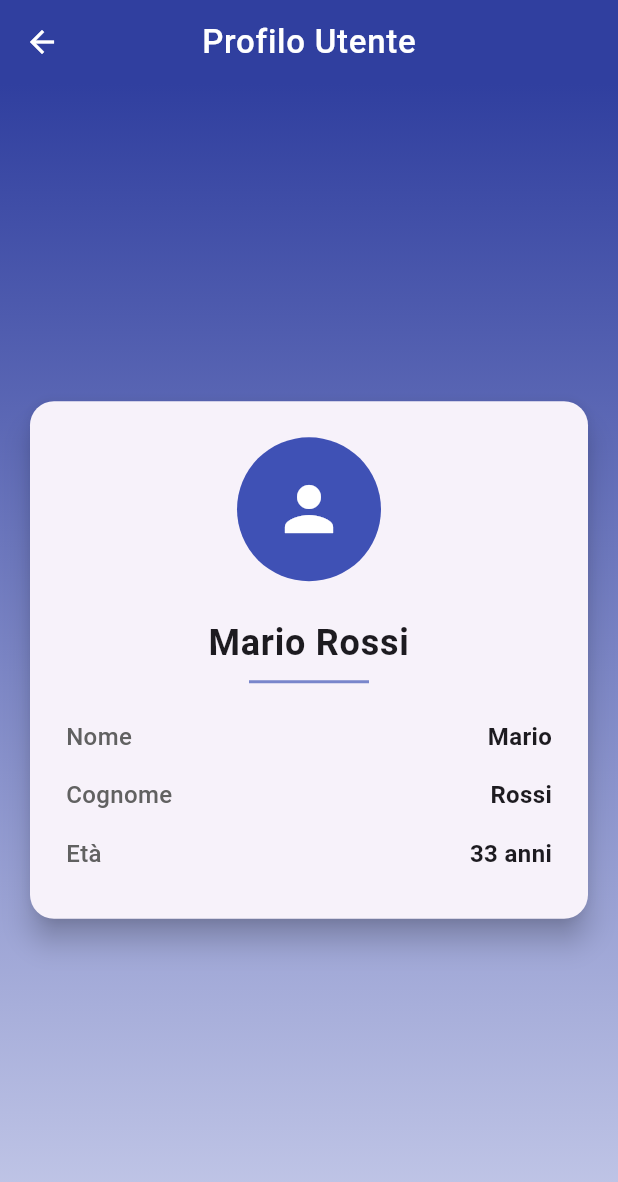
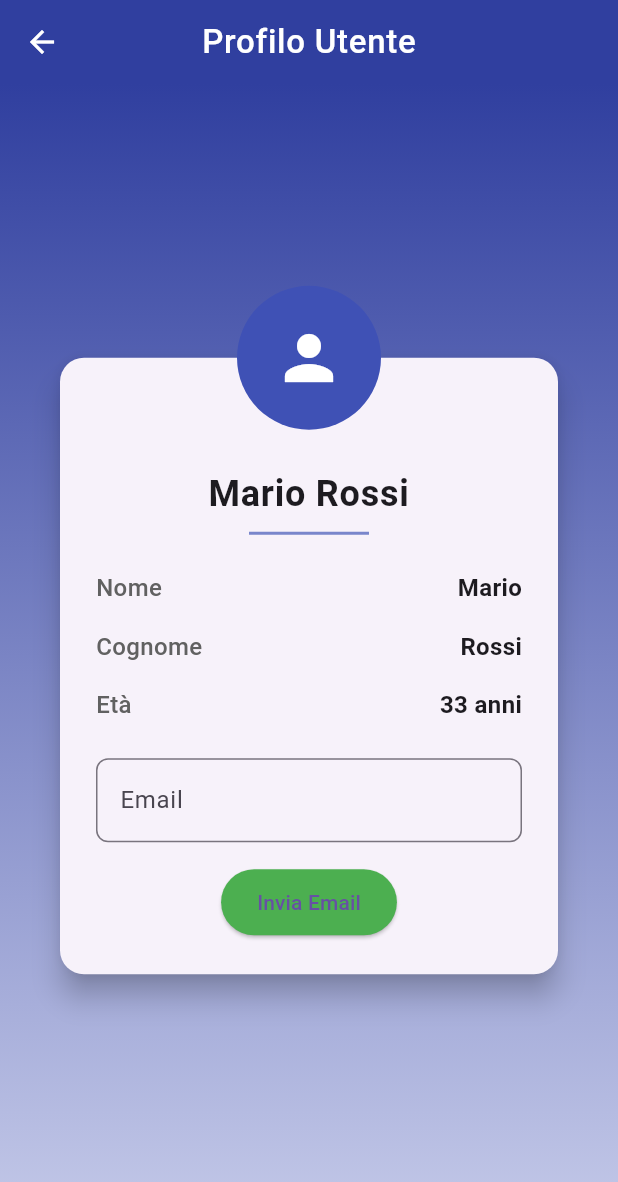
Before and after one commit to java-injection/flutter_lessons, a Flutter app: the screen it shows after launch, after a tap on "Login", on a phone screen of 412 x 824 dp. Shown: the top 1182 px of the screen. Run offline on Flutter 3.47's test engine with Material 3 defaults, Android fonts, the phone set to English and light mode, and no system bars; missing offline and left inert: mailer.

Commit message:
test email service

```diff
--- a/lib/main.dart
+++ b/lib/main.dart
@@ -1,9 +1,21 @@
+import 'package:demo_1/providers/email_providers.dart';
 import 'package:flutter/material.dart';
+import 'package:provider/provider.dart';
 
 import 'app.dart';
 import 'dto/user.dart';
 
 void main() {
-  runApp(const App());
+  runApp(
+    ChangeNotifierProvider(
+      create: (context) => EmailProvider(
+          username: 'flutter@microsis.it',
+          password: '',
+          smtpServerHost: "mail.microsis.it",
+          smtpServerPort: 25,
 
+      ),
+      child: App(),
+    ),
+  );
 }
--- a/lib/pages/user_page.dart
+++ b/lib/pages/user_page.dart
@@ -1,14 +1,56 @@
 
 import 'package:demo_1/dto/user.dart';
+import 'package:demo_1/providers/email_providers.dart';
 import 'package:flutter/material.dart';
+import 'package:provider/provider.dart';
 
 
 // Importiamo la classe User
 
-class UserProfilePage extends StatelessWidget {
+class UserProfilePage extends StatefulWidget {
   final User user;
 
   const UserProfilePage({super.key, required this.user});
+
+  @override
+  State<UserProfilePage> createState() => _UserProfilePageState();
+}
+
+class _UserProfilePageState extends State<UserProfilePage> {
+
+  final TextEditingController _emailController = TextEditingController();
+
+  @override
+  void dispose(){
+    _emailController.dispose();
+    super.dispose();
+  }
+
+  void _inviaEmail(String email, User user) {
+
+    //print email and user data
+    print('Email: $email');
+    print('User: $user');
+
+
+    // Ottieni l'istanza del provider
+    final emailProvider = Provider.of<EmailProvider>(context, listen: false);
+
+    // Chiama il metodo per inviare l'email
+    emailProvider.sendEmail(email, user).then((_) {
+      // Mostra un messaggio di successo
+      ScaffoldMessenger.of(context).showSnackBar(
+        const SnackBar(content: Text('Email inviata con successo')),
+      );
+    }).catchError((error) {
+      //print the whole stack trace
+      print(error);
+      // Gestisce eventuali errori
+      ScaffoldMessenger.of(context).showSnackBar(
+        SnackBar(content: Text('Errore nell\'invio dell\'email: $error')),
+      );
+    });
+  }
 
   @override
   Widget build(BuildContext context) {
@@ -42,8 +84,11 @@ class UserProfilePage extends StatelessWidget {
           ),
         ),
         child: Center(
-          child: Card(
-            margin: const EdgeInsets.all(20),
+          child: Stack(
+            children: [
+
+              Card(
+                margin: const EdgeInsets.fromLTRB(40, 48, 40, 40),
                 elevation: 8,
                 shape: RoundedRectangleBorder(
                   borderRadius: BorderRadius.circular(16),
@@ -55,18 +100,9 @@ class UserProfilePage extends StatelessWidget {
                   child: Column(
                     mainAxisSize: MainAxisSize.min,
                     children: [
-                  const CircleAvatar(
-                    radius: 48,
-                    backgroundColor: Colors.indigo,
-                    child: Icon(
-                      Icons.person,
-                      color: Colors.white,
-                      size: 48,
-                    ),
-                  ),
-                  const SizedBox(height: 24),
+                      const SizedBox(height: 50),
                       Text(
-                    '${user.name} ${user.surname}',
+                        '${widget.user.name} ${widget.user.surname}',
                         style: const TextStyle(
                           fontSize: 24,
                           fontWeight: FontWeight.bold,
@@ -81,12 +117,53 @@ class UserProfilePage extends StatelessWidget {
                         color: Colors.indigo[300],
                       ),
                       const SizedBox(height: 16),
-                  _buildInfoRow('Nome', user.name),
-                  _buildInfoRow('Cognome', user.surname),
-                  _buildInfoRow('Età', '${user.age} anni'),
+                      _buildInfoRow('Nome', widget.user.name),
+                      _buildInfoRow('Cognome', widget.user.surname),
+                      _buildInfoRow('Età', '${widget.user.age} anni'),
+                      const SizedBox(height: 16),
+                      TextField(
+                        controller: _emailController,
+                        decoration: InputDecoration(
+                          suffixText: '@microsis.it',
+                          labelText: 'Email',
+                          border: OutlineInputBorder(
+                            borderRadius: BorderRadius.circular(8),
+                          ),
+                          hintText: 'Inserisci la tua email',
+                        ),
+                        keyboardType: TextInputType.emailAddress,
+
+                      ),
+                      const SizedBox(height: 16),
+                      ElevatedButton(
+                        onPressed: () {
+                          _inviaEmail('${_emailController.text}@microsis.it', widget.user);
+                        },
+                        child: const Text('Invia Email'),
+                        style: ElevatedButton.styleFrom(
+                          backgroundColor: Colors.green,
+                          padding: const EdgeInsets.symmetric(horizontal: 24, vertical: 12),
+                        ),
+                      ),
                     ],
                   ),
                 ),
+              ),
+              Positioned(
+                top: 0,
+                right: 0,
+                left: 0,
+                child: const CircleAvatar(
+                  radius: 48,
+                  backgroundColor: Colors.indigo,
+                  child: Icon(
+                    Icons.person,
+                    color: Colors.white,
+                    size: 48,
+                  ),
+                ),
+              ),
+            ],
           ),
         ),
       ),
--- /dev/null
+++ b/lib/providers/email_providers.dart
@@ -0,0 +1,24 @@
+import 'package:flutter/material.dart';
+  import '../dto/user.dart';
+  import '../service/email_service.dart';
+
+  class EmailProvider with ChangeNotifier {
+    final EmailService _emailService;
+
+    EmailProvider({
+      required String username,
+      required String password,
+      required String smtpServerHost,
+      required int smtpServerPort,
+    }) : _emailService = EmailService(
+            username: username,
+            password: password,
+            smtpServerHost: smtpServerHost,
+            smtpServerPort: smtpServerPort,
+          );
+
+    Future<void> sendEmail(String recipientEmail, User user) async {
+      await _emailService.sendEmail(recipientEmail, user);
+      notifyListeners();
+    }
+  }
--- /dev/null
+++ b/lib/service/email_service.dart
@@ -0,0 +1,41 @@
+import 'package:mailer/mailer.dart';
+import 'package:mailer/smtp_server.dart';
+import '../dto/user.dart';
+
+class EmailService {
+  final String username;
+  final String password;
+  final String smtpServerHost;
+  final int smtpServerPort;
+
+  EmailService({
+    required this.username,
+    required this.password,
+    required this.smtpServerHost,
+    required this.smtpServerPort,
+  });
+
+  Future<void> sendEmail(String recipientEmail, User user) async {
+    final smtpServer = SmtpServer(
+      smtpServerHost,
+      port: smtpServerPort,
+      username: username,
+      password: password,
+      ssl: false,
+      allowInsecure: true,
+    );
+
+    final message = Message()
+      ..from = Address(username, 'Your App Name')
+      ..recipients.add(recipientEmail)
+      ..subject = 'Hello from ${user.name} ${user.surname}'
+      ..text = 'This is a test email sent from Flutter app.\n\nUser details:\n${user.toString()}';
+
+    try {
+      final sendReport = await send(message, smtpServer);
+      print('Message sent: ' + sendReport.toString());
+    } on MailerException catch (e) {
+      print('Message not sent. \n' + e.toString());
+    }
+  }
+}
--- a/pubspec.yaml
+++ b/pubspec.yaml
@@ -34,6 +34,8 @@ dependencies:
   # The following adds the Cupertino Icons font to your application.
   # Use with the CupertinoIcons class for iOS style icons.
   cupertino_icons: ^1.0.8
+  mailer: ^6.4.1
+  provider: ^6.1.2
 
 dev_dependencies:
   flutter_test:
```
Also changed, not shown: pubspec.lock. Lines whose indentation alone changed are shown as unchanged.
